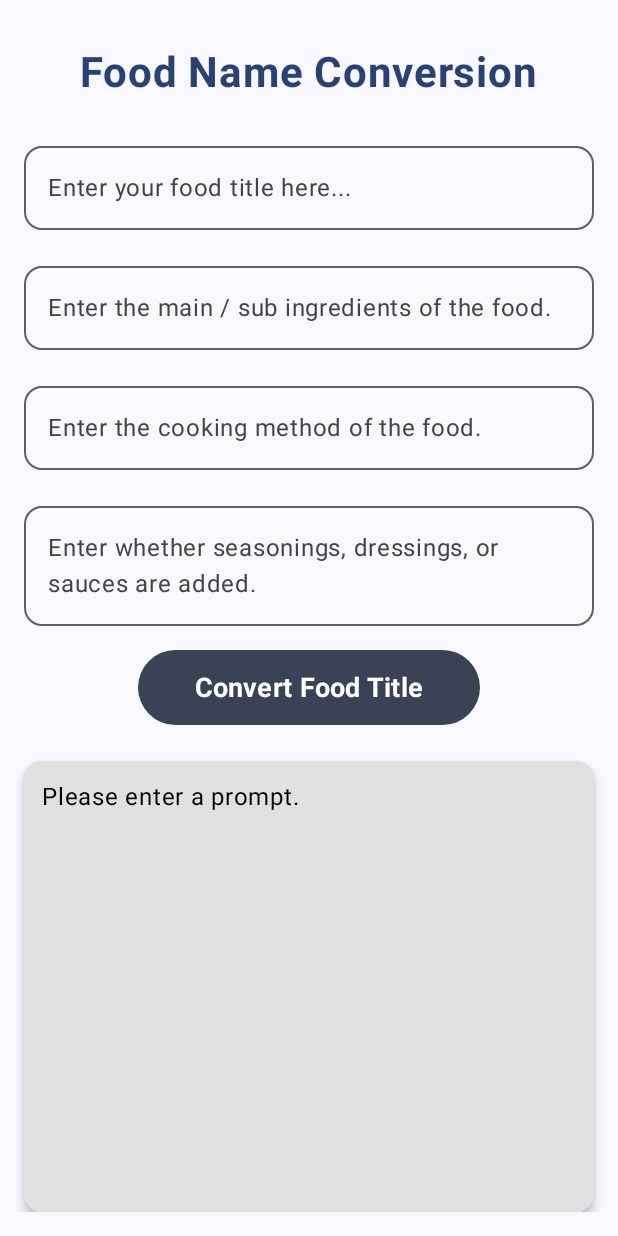
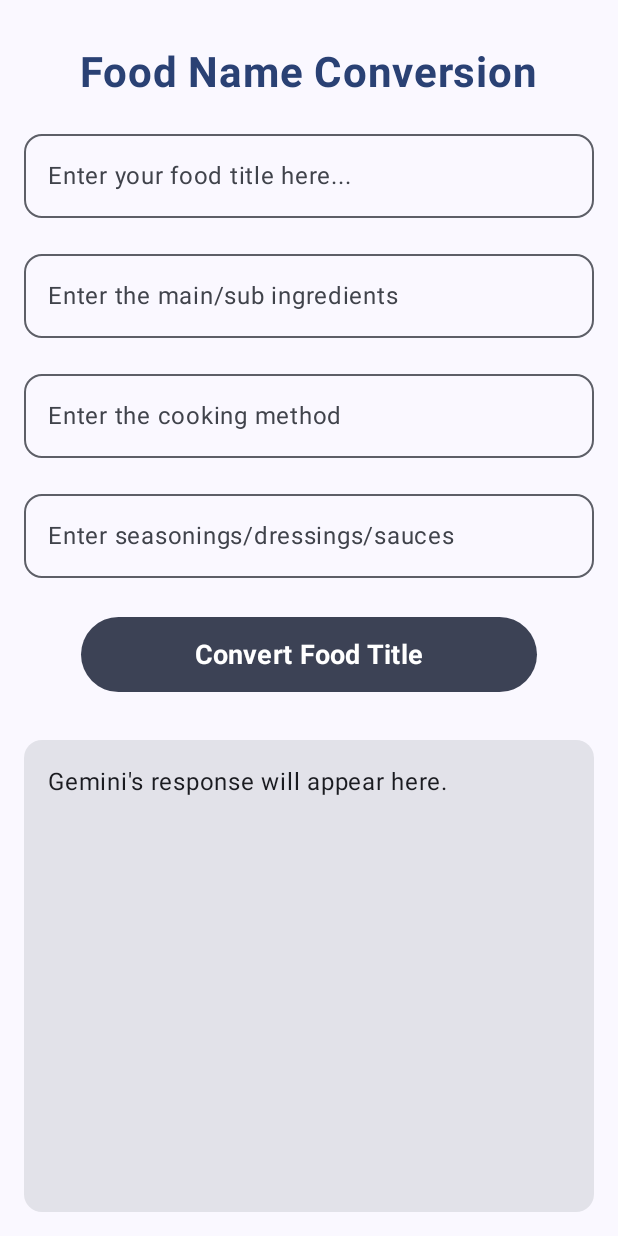
Before and after one commit to HyunminChoi2714/FoodChatBot, an Android app built with Jetpack Compose: the screen it shows after launch (MainActivity), after a tap on "Convert Food Title", on a phone screen of 412 x 824 dp. Run offline under Robolectric (Android 15) with nearby library versions, the phone set to English and light mode, and no system bars; libraries missing offline, so code that uses them is left out: com.google.ai.client; 1 statement that could not run was skipped.

Commit message:
added function that converts food code into button

````diff
--- a/app/src/main/java/com/example/foodchatbot/MainActivity.kt
+++ b/app/src/main/java/com/example/foodchatbot/MainActivity.kt
@@ -5,6 +5,8 @@ import androidx.activity.ComponentActivity
 import androidx.activity.compose.setContent
 import androidx.activity.enableEdgeToEdge
 import androidx.compose.foundation.layout.*
+import androidx.compose.foundation.lazy.LazyColumn
+import androidx.compose.foundation.lazy.items
 import androidx.compose.foundation.rememberScrollState
 import androidx.compose.foundation.shape.RoundedCornerShape
 import androidx.compose.foundation.verticalScroll
@@ -14,6 +16,7 @@ import androidx.compose.ui.Alignment
 import androidx.compose.ui.Modifier
 import androidx.compose.ui.graphics.Color
 import androidx.compose.ui.platform.LocalContext
+import androidx.compose.ui.text.font.FontWeight
 import androidx.compose.ui.tooling.preview.Preview
 import androidx.compose.ui.unit.dp
 import androidx.compose.ui.unit.sp
@@ -23,6 +26,20 @@ import kotlinx.coroutines.launch
 import java.io.BufferedReader
 import java.io.InputStreamReader
 import java.nio.charset.StandardCharsets
+import org.json.JSONArray
+import org.json.JSONObject
+
+data class FoodItem(
+    val foodName: String,
+    val foodCode: String
+)
+
+data class FoodInputState(
+    val name: String = "",
+    val ingredients: String = "",
+    val method: String = "",
+    val sauces: String = ""
+)
 
 class MainActivity : ComponentActivity() {
     override fun onCreate(savedInstanceState: Bundle?) {
@@ -44,117 +61,136 @@ class MainActivity : ComponentActivity() {
 @OptIn(ExperimentalMaterial3Api::class)
 @Composable
 fun GeminiChatScreen() {
-    var prompt by remember { mutableStateOf("") }
-    var mainIngredients by remember { mutableStateOf("") }
-    var cookingMethod by remember { mutableStateOf("") }
-    var sauces by remember { mutableStateOf("") }
+    var inputState by remember { mutableStateOf(FoodInputState()) }
     var responseText by remember { mutableStateOf("Gemini's response will appear here.") }
     var isLoading by remember { mutableStateOf(false) }
+    var foodItemsState by remember { mutableStateOf(emptyList<FoodItem>()) }
+    var errorMessage by remember { mutableStateOf<String?>(null) }
 
     val coroutineScope = rememberCoroutineScope()
     val context = LocalContext.current
 
-    // State to hold the content of the CSV file
+    // Read the CSV file from assets
     var csvContent by remember { mutableStateOf("") }
-
-    // Read the CSV file from assets when the composable is first created
     LaunchedEffect(Unit) {
         try {
             context.assets.open("foodcode.csv").use { inputStream ->
-                val reader = BufferedReader(InputStreamReader(inputStream, StandardCharsets.UTF_8))
+                BufferedReader(InputStreamReader(inputStream, StandardCharsets.UTF_8)).use { reader ->
                     csvContent = reader.readText()
                 }
+            }
         } catch (e: Exception) {
-            // Handle file not found or other exceptions
-            csvContent = "Error reading foodcode.csv: ${e.message}"
+            errorMessage = "Error reading foodcode.csv: ${e.message}"
             e.printStackTrace()
         }
     }
 
     val generativeModel = remember {
+        try {
             GenerativeModel(
                 modelName = "gemini-2.5-flash",
-            apiKey = "AIzaSyDshuj5OTDcBv8QTV6VFoo9C_3McyQvKs8"
+                apiKey = "AIzaSyDshuj5OTDcBv8QTV6VFoo9C_3McyQvKs8" // Store this in local.properties
             )
+        } catch (e: Exception) {
+            errorMessage = "API configuration error: ${e.message}"
+            null
+        }
     }
 
-    // ... (rest of your UI code remains the same) ...
     Column(
         modifier = Modifier
             .fillMaxSize()
-            .padding(16.dp)
-            .verticalScroll(rememberScrollState()),
-        horizontalAlignment = Alignment.CenterHorizontally,
-        verticalArrangement = Arrangement.SpaceBetween
+            .padding(16.dp),
+        horizontalAlignment = Alignment.CenterHorizontally
     ) {
-        // ... (UI elements like TextFields and Spacer) ...
         Text(
             text = "Food Name Conversion",
             fontSize = 28.sp,
-            fontWeight = androidx.compose.ui.text.font.FontWeight.Bold,
+            fontWeight = FontWeight.Bold,
             color = MaterialTheme.colorScheme.primary,
-            modifier = Modifier.padding(top = 16.dp, bottom = 24.dp)
+            modifier = Modifier.padding(vertical = 16.dp)
         )
 
+        // Input fields
+        Column(
+            modifier = Modifier
+                .fillMaxWidth()
+                .weight(1f)
+                .verticalScroll(rememberScrollState()),
+            verticalArrangement = Arrangement.spacedBy(16.dp)
+        ) {
             OutlinedTextField(
-            value = prompt,
-            onValueChange = { prompt = it },
+                value = inputState.name,
+                onValueChange = { inputState = inputState.copy(name = it) },
                 label = { Text("Enter your food title here...") },
-            modifier = Modifier
-                .fillMaxWidth(),
-            shape = RoundedCornerShape(12.dp)
-        )
-
-        Spacer(modifier = Modifier.height(16.dp))
-
-        OutlinedTextField(
-            value = mainIngredients,
-            onValueChange = { mainIngredients = it },
-            label = { Text("Enter the main / sub ingredients of the food.")},
                 modifier = Modifier.fillMaxWidth(),
                 shape = RoundedCornerShape(12.dp)
             )
 
-        Spacer(modifier = Modifier.height(16.dp))
-
             OutlinedTextField(
-            value = cookingMethod,
-            onValueChange = { cookingMethod = it},
-            label = { Text("Enter the cooking method of the food.") },
+                value = inputState.ingredients,
+                onValueChange = { inputState = inputState.copy(ingredients = it) },
+                label = { Text("Enter the main/sub ingredients") },
                 modifier = Modifier.fillMaxWidth(),
                 shape = RoundedCornerShape(12.dp)
             )
 
-        Spacer(modifier = Modifier.height(16.dp))
-
             OutlinedTextField(
-            value = sauces,
-            onValueChange = { sauces = it },
-            label = { Text("Enter whether seasonings, dressings, or sauces are added.") },
+                value = inputState.method,
+                onValueChange = { inputState = inputState.copy(method = it) },
+                label = { Text("Enter the cooking method") },
                 modifier = Modifier.fillMaxWidth(),
                 shape = RoundedCornerShape(12.dp)
             )
 
-        Spacer(modifier = Modifier.height(16.dp))
+            OutlinedTextField(
+                value = inputState.sauces,
+                onValueChange = { inputState = inputState.copy(sauces = it) },
+                label = { Text("Enter seasonings/dressings/sauces") },
+                modifier = Modifier.fillMaxWidth(),
+                shape = RoundedCornerShape(12.dp)
+            )
 
+            // Error message
+            errorMessage?.let { message ->
+                Text(
+                    text = message,
+                    color = MaterialTheme.colorScheme.error,
+                    modifier = Modifier.padding(8.dp)
+                )
+            }
+        }
+
+        // Submit button
         Button(
             onClick = {
-                if (prompt.isNotBlank() && !isLoading) {
-                    isLoading = true // Set loading state to true
-                    responseText = "Generating response..." // Show loading message
+                if (inputState.name.isBlank()) {
+                    errorMessage = "Please enter a food name"
+                    return@Button
+                }
+
+                if (generativeModel == null) {
+                    errorMessage = "API not configured properly"
+                    return@Button
+                }
+
+                isLoading = true
+                errorMessage = null
+                responseText = "Generating response..."
+
                 coroutineScope.launch {
                     try {
                         val fullPrompt = """
-                                음식 이름: $prompt
-                                주재료/부재료: $mainIngredients
-                                조리법: $cookingMethod
-                                양념장/소스: $sauces
+                            음식 이름: ${inputState.name}
+                            주재료/부재료: ${inputState.ingredients}
+                            조리법: ${inputState.method}
+                            양념장/소스: ${inputState.sauces}
 
                             이 음식 정보를 바탕으로, 이 식품에 들어가 있는 재료들의 농진청식품코드를 모두 다 적어주세요.
-                                응답은 반드시 다음과 같은 JSON 형식으로 제공해야 합니다.
+                            응답은 **반드시** 다음과 같은 JSON 형식의 배열로만 제공해야 합니다. 다른 텍스트, 설명, 또는 마크다운 형식(예: ```json)을 **절대** 포함하지 마세요.
 
                             예시:
-                                {
+                            [
                                 {
                                     "food_name": "고춧가루",
                                     "food_code": "R0070000005a"
@@ -163,27 +199,40 @@ fun GeminiChatScreen() {
                                     "food_name": "소금",
                                     "food_code": "R0200000009a"
                                 }
-                                }
+                            ]
 
-                                다음은 참고용으로 제공된 식품 코드 데이터입니다. 이 식품 코드 데이터에 있는 내용만 적어주세요:
+                            다음은 참고용으로 제공된 식품 코드 데이터입니다:
                             $csvContent
                         """.trimIndent()
+
                         val response = generativeModel.generateContent(fullPrompt)
-                            responseText = response.text ?: "No response generated or an error occurred."
+                        val rawText = response.text ?: "[]"
+                        val cleanedJsonText = rawText.trim()
+
+                        val jsonArray = JSONArray(cleanedJsonText)
+                        val foodItems = mutableListOf<FoodItem>()
+                        for (i in 0 until jsonArray.length()) {
+                            val jsonObject = jsonArray.getJSONObject(i)
+                            foodItems.add(
+                                FoodItem(
+                                    foodName = jsonObject.getString("food_name"),
+                                    foodCode = jsonObject.getString("food_code")
+                                )
+                            )
+                        }
+                        foodItemsState = foodItems
+                        responseText = "Found ${foodItems.size} food codes"
                     } catch (e: Exception) {
-                            responseText = "Error: ${e.message}"
+                        errorMessage = "Error: ${e.message}"
                         e.printStackTrace()
                     } finally {
-                            isLoading = false // Reset loading state
+                        isLoading = false
                     }
                 }
-                } else if (prompt.isBlank()) {
-                    responseText = "Please enter a prompt."
-                }
             },
-            enabled = !isLoading, // Disable button while loading
+            enabled = !isLoading,
             modifier = Modifier
-                .fillMaxWidth(0.6f) // Make button take 60% of width
+                .fillMaxWidth(0.8f)
                 .height(50.dp),
             shape = RoundedCornerShape(25.dp),
             colors = ButtonDefaults.buttonColors(
@@ -192,35 +241,78 @@ fun GeminiChatScreen() {
             )
         ) {
             if (isLoading) {
-                CircularProgressIndicator(color = Color.White, modifier = Modifier.size(24.dp))
-            }
-            else {
-                Text("Convert Food Title", fontSize = 18.sp, fontWeight = androidx.compose.ui.text.font.FontWeight.Bold)
+                CircularProgressIndicator(
+                    color = Color.White,
+                    modifier = Modifier.size(24.dp)
+                )
+            } else {
+                Text("Convert Food Title", fontSize = 18.sp, fontWeight = FontWeight.Bold)
             }
         }
 
-        Spacer(modifier = Modifier.height(24.dp))
+        Spacer(modifier = Modifier.height(16.dp))
 
-        Card(
+        // Results display
+        Box(
             modifier = Modifier
                 .fillMaxWidth()
-                .weight(1f), // Take up remaining space
-            shape = RoundedCornerShape(12.dp),
-            elevation = CardDefaults.cardElevation(defaultElevation = 4.dp),
-            colors = CardDefaults.cardColors(containerColor = Color(0xFFE0E0E0))
+                .weight(1f)
+                .padding(top = 16.dp)
+        ) {
+            when {
+                isLoading -> {
+                    Column(
+                        modifier = Modifier.fillMaxSize(),
+                        verticalArrangement = Arrangement.Center,
+                        horizontalAlignment = Alignment.CenterHorizontally
+                    ) {
+                        CircularProgressIndicator()
+                        Spacer(modifier = Modifier.height(16.dp))
+                        Text("Processing...")
+                    }
+                }
+                foodItemsState.isNotEmpty() -> {
+                    LazyColumn(
+                        modifier = Modifier.fillMaxSize(),
+                        verticalArrangement = Arrangement.spacedBy(8.dp)
+                    ) {
+                        items(foodItemsState, key = { it.foodCode }) { item ->
+                            Card(
+                                onClick = {
+                                    responseText = "Selected: ${item.foodName} (${item.foodCode})"
+                                },
+                                modifier = Modifier.fillMaxWidth()
+                            ) {
+                                Column(modifier = Modifier.padding(16.dp)) {
+                                    Text(item.foodName, fontWeight = FontWeight.Bold)
+                                    Text(item.foodCode, color = Color.Gray)
+                                }
+                            }
+                        }
+                    }
+                }
+                else -> {
+                    Card(
+                        modifier = Modifier.fillMaxSize()
                     ) {
                         Box(
                             modifier = Modifier
                                 .fillMaxSize()
-                    .padding(12.dp)
-                    .verticalScroll(rememberScrollState()) // Make response scrollable
+                                .padding(16.dp)
                         ) {
-                Text(
-                    text = responseText,
-                    fontSize = 16.sp,
-                    color = Color.Black
-                )
+                            Text(responseText)
                         }
                     }
                 }
             }
+        }
+    }
+}
+
+@Preview(showBackground = true)
+@Composable
+fun PreviewGeminiChatScreen() {
+    FoodChatBotTheme {
+        GeminiChatScreen()
+    }
+}
````
Lines whose indentation alone changed are shown as unchanged.
